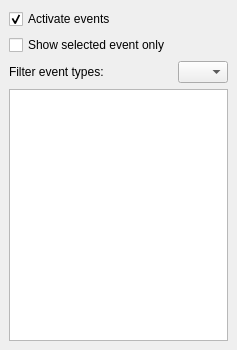
First picture: the form in applications/mne_browse_raw_qt/Windows/eventwindowdock.ui, repository mne-tools/mne-cpp, before the edit.
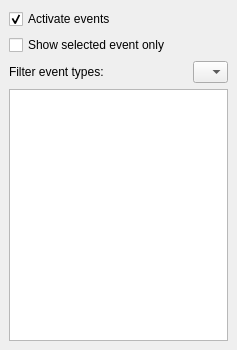
Second picture: the form after the edit.

The edit to the form file:
```diff
--- a/applications/mne_browse_raw_qt/Windows/eventwindowdock.ui
+++ b/applications/mne_browse_raw_qt/Windows/eventwindowdock.ui
@@ -54,12 +54,6 @@
     </item>
     <item row="0" column="0">
      <widget class="QCheckBox" name="m_checkBox_activateEvents">
-      <property name="sizePolicy">
-       <sizepolicy hsizetype="Fixed" vsizetype="Fixed">
-        <horstretch>0</horstretch>
-        <verstretch>0</verstretch>
-       </sizepolicy>
-      </property>
       <property name="text">
        <string>Activate events</string>
       </property>
@@ -129,12 +123,12 @@
       <property name="sizePolicy">
        <sizepolicy hsizetype="Fixed" vsizetype="Fixed">
         <horstretch>0</horstretch>
-        <verstretch>50</verstretch>
+        <verstretch>0</verstretch>
        </sizepolicy>
       </property>
       <property name="minimumSize">
        <size>
-        <width>50</width>
+        <width>35</width>
         <height>0</height>
        </size>
       </property>
```
Left out of the diff: 4 changed lines with no effect on the pictures.
